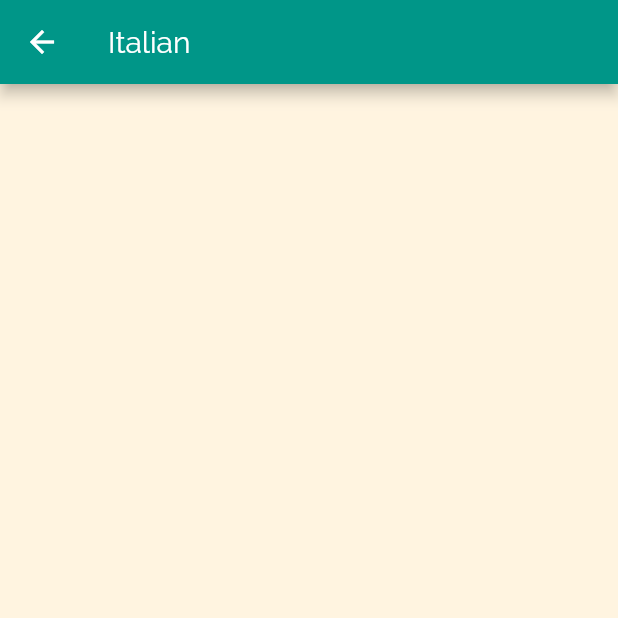
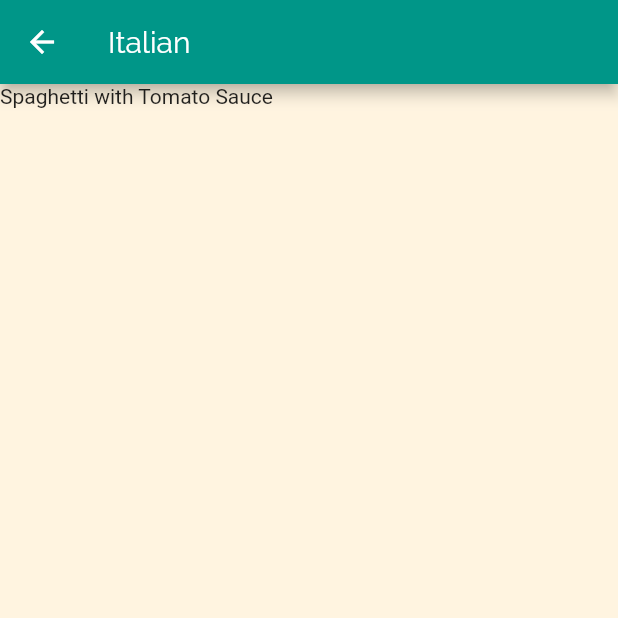
Before and after one commit to walidwazini/Flutter-MealsApp, a Flutter app: the screen it shows after launch, after a tap on "Italian", on a phone screen of 412 x 824 dp, the top half of it. Run offline on Flutter 3.47's test engine with Material 2 defaults, Android fonts, the phone set to English and light mode, and no system bars.

Commit message:
Connexting meals for categories

```diff
--- a/lib/screens/category_meals_screen.dart
+++ b/lib/screens/category_meals_screen.dart
@@ -1,4 +1,6 @@
 import 'package:flutter/material.dart';
+
+import '../widgets/dummy_data.dart';
 
 class CategoryMealsScreen extends StatelessWidget {
   static const routeName = '/category-meals';
@@ -14,15 +16,18 @@ class CategoryMealsScreen extends StatelessWidget {
         ModalRoute.of(konteks).settings.arguments as Map<String,dynamic>;
     final categoryTitle = routesArgs['title'];
     final categoryId = routesArgs['id'];
+    final categoryMeals = DUMMY_MEALS.where((meal){
+      return meal.categories.contains(categoryId);
+    }).toList();
 
     return Scaffold(
         appBar: AppBar(
           title: Text(categoryTitle),
         ),
         body: Center(
-          // child: ListView.builder(itemBuilder: (ctx, index) {
-          //
-          // } ,itemCount:  ,),
+          child: ListView.builder(itemBuilder: (ctx, index) {
+            return Text(categoryMeals[index].title);
+          } ,itemCount: categoryMeals.length ,),
         ));
   }
 }
```
